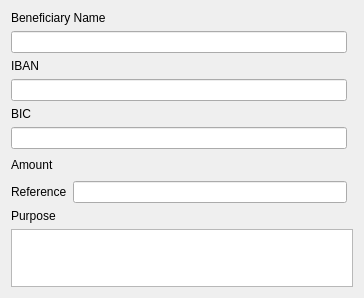
KDE/kmymoney, file kmymoney/widgets/onlinejobedit/sepacredittransferedit.ui: the form before one commit.
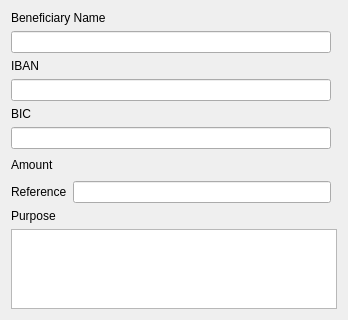
The form after the commit. Custom widgets are drawn as their Qt base class.

Commit message:
Added min width to some fields in credit transfer widgets
The amount and purpose fields were reported to be too small.

```diff
--- a/kmymoney/widgets/onlinejobedit/sepacredittransferedit.ui
+++ b/kmymoney/widgets/onlinejobedit/sepacredittransferedit.ui
@@ -6,8 +6,8 @@
    <rect>
     <x>0</x>
     <y>0</y>
-    <width>364</width>
-    <height>298</height>
+    <width>348</width>
+    <height>320</height>
    </rect>
   </property>
   <property name="windowTitle">
@@ -164,8 +164,8 @@
      </property>
      <property name="minimumSize">
       <size>
-       <width>0</width>
-       <height>2</height>
+       <width>70</width>
+       <height>30</height>
       </size>
      </property>
      <property name="tabChangesFocus">
```
Left out of the diff: 6 changed lines with no effect on the pictures. The commit also changes 1 other file.
